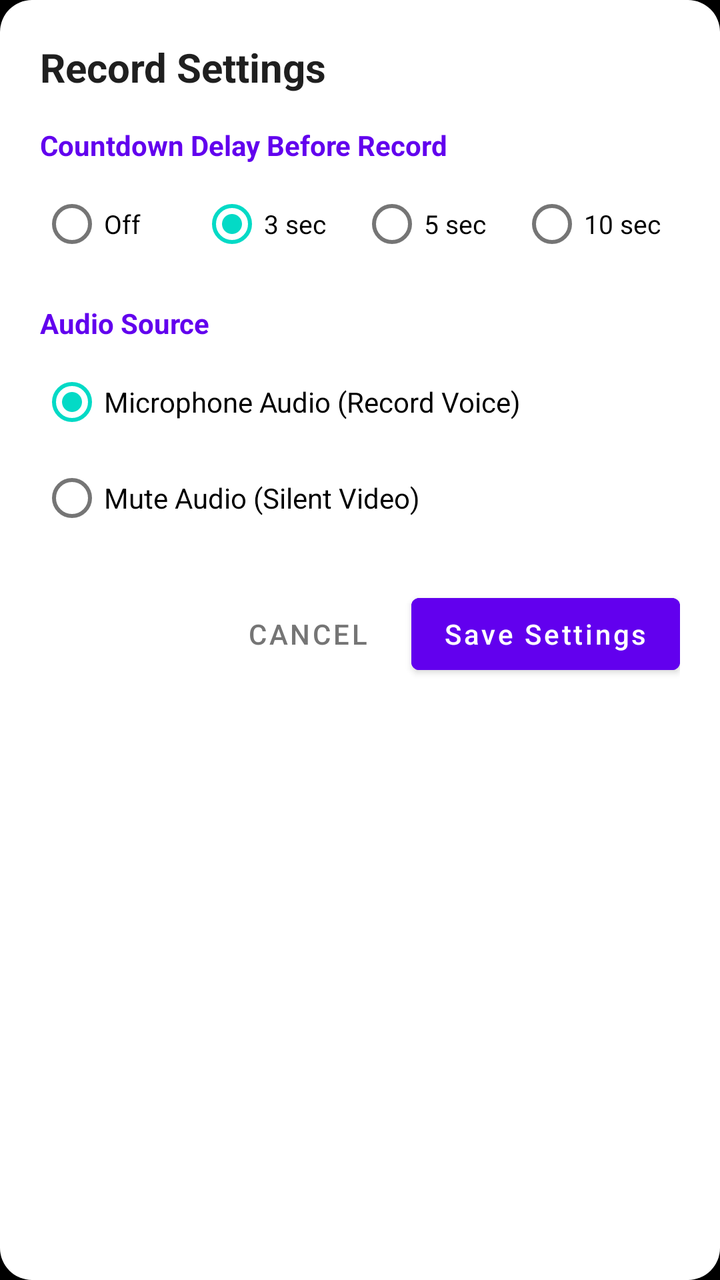
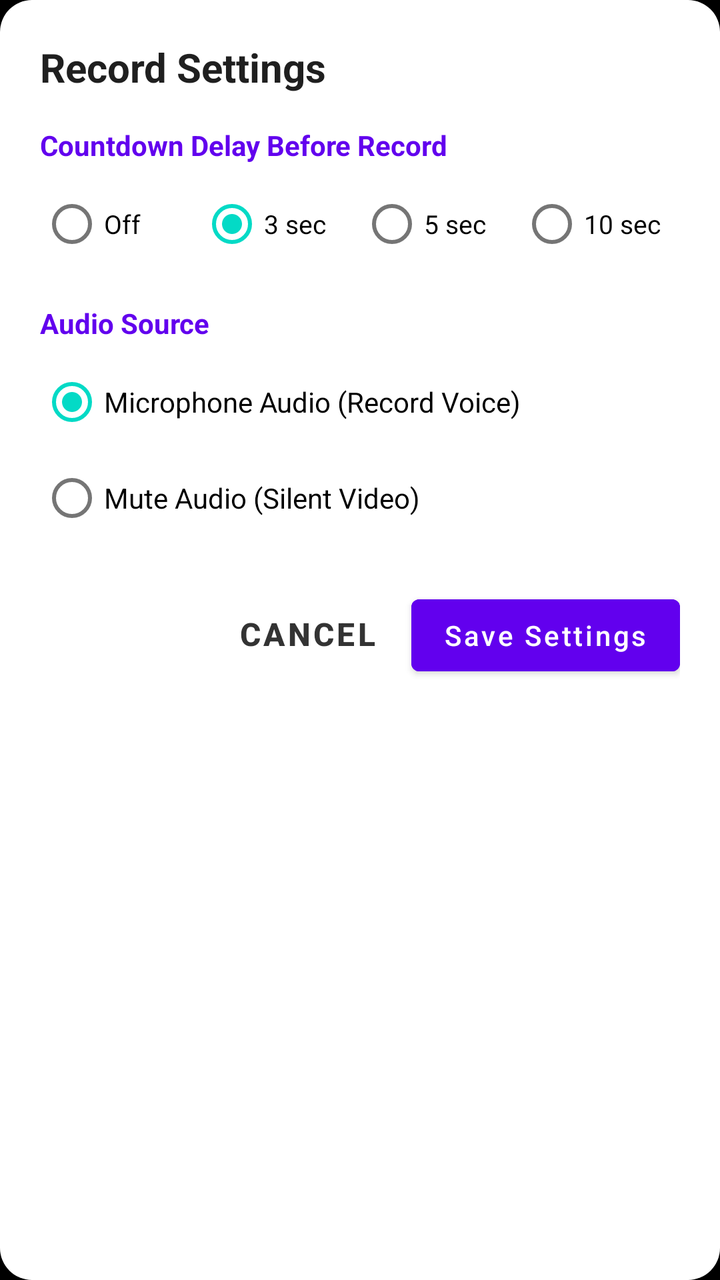

The first picture is an Android layout as it rendered before a commit; the second is the same layout after the commit. The layout source and the unified diff follow.
<!-- AndroidManifest.xml: application theme Theme.CustomScreen -->
<!-- res/layout/dialog_record_settings.xml -->
<?xml version="1.0" encoding="utf-8"?>
<LinearLayout xmlns:android="http://schemas.android.com/apk/res/android"
    xmlns:app="http://schemas.android.com/apk/res-auto"
    android:layout_width="match_parent"
    android:layout_height="wrap_content"
    android:orientation="vertical"
    android:padding="20dp"
    android:background="@drawable/bg_dialog_rounded">

    <TextView
        android:layout_width="match_parent"
        android:layout_height="wrap_content"
        android:text="Record Settings"
        android:textColor="#1F1F1F"
        android:textSize="20sp"
        android:textStyle="bold"
        android:layout_marginBottom="16dp" />

    
    <TextView
        android:layout_width="match_parent"
        android:layout_height="wrap_content"
        android:text="Countdown Delay Before Record"
        android:textColor="#6200EE"
        android:textSize="14sp"
        android:textStyle="bold"
        android:layout_marginBottom="6dp" />

    <RadioGroup
        android:id="@+id/rg_countdown"
        android:layout_width="match_parent"
        android:layout_height="wrap_content"
        android:orientation="horizontal"
        android:layout_marginBottom="16dp">

        <RadioButton
            android:id="@+id/rb_countdown_0"
            android:layout_width="0dp"
            android:layout_height="wrap_content"
            android:layout_weight="1"
            android:text="Off"
            android:textSize="13sp" />

        <RadioButton
            android:id="@+id/rb_countdown_3"
            android:layout_width="0dp"
            android:layout_height="wrap_content"
            android:layout_weight="1"
            android:text="3 sec"
            android:textSize="13sp"
            android:checked="true" />

        <RadioButton
            android:id="@+id/rb_countdown_5"
            android:layout_width="0dp"
            android:layout_height="wrap_content"
            android:layout_weight="1"
            android:text="5 sec"
            android:textSize="13sp" />

        <RadioButton
            android:id="@+id/rb_countdown_10"
            android:layout_width="0dp"
            android:layout_height="wrap_content"
            android:layout_weight="1"
            android:text="10 sec"
            android:textSize="13sp" />
    </RadioGroup>

    
    <TextView
        android:layout_width="match_parent"
        android:layout_height="wrap_content"
        android:text="Audio Source"
        android:textColor="#6200EE"
        android:textSize="14sp"
        android:textStyle="bold"
        android:layout_marginBottom="6dp" />

    <RadioGroup
        android:id="@+id/rg_audio"
        android:layout_width="match_parent"
        android:layout_height="wrap_content"
        android:orientation="vertical"
        android:layout_marginBottom="20dp">

        <RadioButton
            android:id="@+id/rb_audio_mic"
            android:layout_width="match_parent"
            android:layout_height="wrap_content"
            android:text="Microphone Audio (Record Voice)"
            android:textSize="14sp"
            android:checked="true" />

        <RadioButton
            android:id="@+id/rb_audio_mute"
            android:layout_width="match_parent"
            android:layout_height="wrap_content"
            android:text="Mute Audio (Silent Video)"
            android:textSize="14sp" />
    </RadioGroup>

    
    <LinearLayout
        android:layout_width="match_parent"
        android:layout_height="wrap_content"
        android:orientation="horizontal"
        android:gravity="end">

        <Button
            android:id="@+id/btn_cancel_settings"
            style="?attr/borderlessButtonStyle"
            android:layout_width="wrap_content"
            android:layout_height="48dp"
            android:text="Cancel"
            android:textColor="#757575"
            android:layout_marginEnd="8dp" />

        <Button
            android:id="@+id/btn_save_settings"
            android:layout_width="wrap_content"
            android:layout_height="48dp"
            android:text="Save Settings"
            android:textAllCaps="false"
            android:textColor="#FFFFFF"
            android:backgroundTint="#6200EE" />
    </LinearLayout>

</LinearLayout>
<!-- resources referenced by this layout -->
<resources>
  <!-- drawable bg_dialog_rounded (drawable) -->
  <?xml version="1.0" encoding="utf-8"?>
  <shape xmlns:android="http://schemas.android.com/apk/res/android"
      android:shape="rectangle">
      <solid android:color="#FFFFFF" />
      <corners android:radius="16dp" />
  </shape>
  <style name="Theme.CustomScreen" parent="Theme.MaterialComponents.DayNight.NoActionBar">
          <item name="android:windowBackground">@android:color/black</item>
          <item name="android:statusBarColor">@android:color/transparent</item>
          <item name="android:navigationBarColor">@android:color/transparent</item>
          <item name="android:windowLightStatusBar">false</item>
          <item name="android:windowLightNavigationBar">false</item>
      </style>
</resources>

<!-- the commit's change to res/layout/dialog_record_settings.xml (unified diff, before → after) -->
@@ -113,7 +113,9 @@
             android:layout_width="wrap_content"
             android:layout_height="48dp"
             android:text="Cancel"
-            android:textColor="#757575"
+            android:textColor="#333333"
+            android:textSize="16sp"
+            android:textStyle="bold"
             android:layout_marginEnd="8dp" />
 
         <Button
